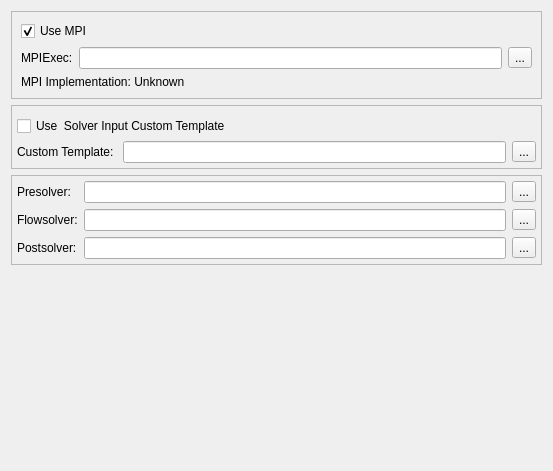
Old version of the form Code/Source/sv4gui/Plugins/org.sv.gui.qt.simulation/sv4gui_SimulationPreferencePage.ui in the repository SimVascular/SimVascular.
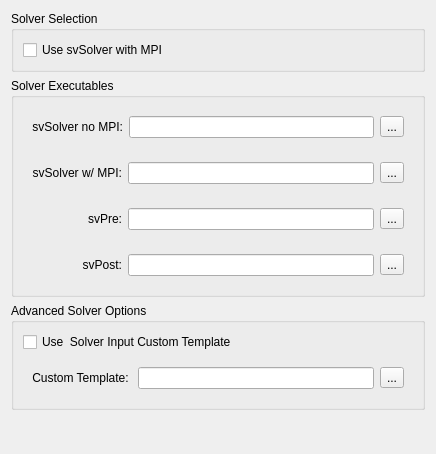
New version of the form.

Commit message: DEV: reordered simulation preference page

The edit to the form file:
```diff
--- a/Code/Source/sv4gui/Plugins/org.sv.gui.qt.simulation/sv4gui_SimulationPreferencePage.ui
+++ b/Code/Source/sv4gui/Plugins/org.sv.gui.qt.simulation/sv4gui_SimulationPreferencePage.ui
@@ -6,8 +6,8 @@
    <rect>
     <x>0</x>
     <y>0</y>
-    <width>553</width>
-    <height>471</height>
+    <width>436</width>
+    <height>454</height>
    </rect>
   </property>
   <property name="windowTitle">
@@ -15,184 +15,194 @@
   </property>
   <layout class="QVBoxLayout" name="verticalLayout_3">
    <item>
-    <widget class="QFrame" name="frame">
-     <property name="frameShape">
-      <enum>QFrame::StyledPanel</enum>
+    <widget class="QGroupBox" name="groupBox">
+     <property name="title">
+      <string>Solver Selection</string>
      </property>
-     <property name="frameShadow">
-      <enum>QFrame::Raised</enum>
-     </property>
-     <layout class="QVBoxLayout" name="verticalLayout">
+     <layout class="QVBoxLayout" name="verticalLayout_5">
       <item>
-       <widget class="QWidget" name="widget_3" native="true">
-        <layout class="QHBoxLayout" name="horizontalLayout_2">
-         <property name="leftMargin">
-          <number>0</number>
-         </property>
-         <property name="topMargin">
-          <number>0</number>
-         </property>
-         <property name="rightMargin">
-          <number>0</number>
-         </property>
-         <property name="bottomMargin">
-          <number>0</number>
-         </property>
-         <item>
-          <widget class="QCheckBox" name="checkBoxUseMPI">
-           <property name="text">
-            <string>Use MPI   </string>
-           </property>
-           <property name="checked">
-            <bool>true</bool>
-           </property>
-          </widget>
-         </item>
-        </layout>
+       <widget class="QCheckBox" name="useMPIsvSolver">
+        <property name="text">
+         <string>Use svSolver with MPI</string>
+        </property>
        </widget>
       </item>
+     </layout>
+    </widget>
+   </item>
+   <item>
+    <widget class="QGroupBox" name="groupBox_2">
+     <property name="title">
+      <string>Solver Executables</string>
+     </property>
+     <layout class="QVBoxLayout" name="verticalLayout_4">
       <item>
-       <widget class="QWidget" name="widget_6" native="true">
-        <layout class="QGridLayout" name="gridLayout_5">
-         <property name="leftMargin">
-          <number>0</number>
-         </property>
-         <property name="topMargin">
-          <number>0</number>
-         </property>
-         <property name="rightMargin">
-          <number>0</number>
-         </property>
-         <property name="bottomMargin">
-          <number>0</number>
-         </property>
-         <item row="1" column="0">
+       <widget class="QFrame" name="frame_7">
+        <layout class="QHBoxLayout" name="horizontalLayout_5">
+         <item>
           <widget class="QLabel" name="label_5">
+           <property name="minimumSize">
+            <size>
+             <width>90</width>
+             <height>0</height>
+            </size>
+           </property>
            <property name="text">
-            <string>MPIExec:</string>
+            <string>svSolver no MPI:</string>
            </property>
+           <property name="alignment">
+            <set>Qt::AlignRight|Qt::AlignTrailing|Qt::AlignVCenter</set>
+           </property>
           </widget>
          </item>
-         <item row="1" column="2">
-          <widget class="QToolButton" name="toolButtonMPIExec">
+         <item>
+          <widget class="QLineEdit" name="lineEditFlowsolverNOMPIPath"/>
+         </item>
+         <item>
+          <widget class="QToolButton" name="toolButtonFlowsolverNOMPI">
            <property name="text">
             <string>...</string>
            </property>
           </widget>
          </item>
-         <item row="1" column="1">
-          <widget class="QLineEdit" name="lineEditMPIExecPath">
+        </layout>
+       </widget>
+      </item>
+      <item>
+       <widget class="QFrame" name="frame_5">
+        <layout class="QHBoxLayout" name="horizontalLayout_3">
+         <item>
+          <widget class="QLabel" name="label_2">
+           <property name="minimumSize">
+            <size>
+             <width>90</width>
+             <height>0</height>
+            </size>
+           </property>
            <property name="text">
-            <string/>
+            <string>svSolver w/ MPI:</string>
            </property>
+           <property name="alignment">
+            <set>Qt::AlignRight|Qt::AlignTrailing|Qt::AlignVCenter</set>
+           </property>
           </widget>
          </item>
+         <item>
+          <widget class="QLineEdit" name="lineEditFlowsolverPath"/>
+         </item>
+         <item>
+          <widget class="QToolButton" name="toolButtonFlowsolver">
+           <property name="text">
+            <string>...</string>
+           </property>
+          </widget>
+         </item>
         </layout>
        </widget>
       </item>
       <item>
-       <widget class="QLabel" name="labelMPIImplementation">
-        <property name="text">
-         <string>MPI Implementation: Unknown</string>
-        </property>
+       <widget class="QFrame" name="frame_2">
+        <layout class="QHBoxLayout" name="horizontalLayout_2">
+         <item>
+          <widget class="QLabel" name="label">
+           <property name="minimumSize">
+            <size>
+             <width>90</width>
+             <height>0</height>
+            </size>
+           </property>
+           <property name="text">
+            <string>svPre:</string>
+           </property>
+           <property name="alignment">
+            <set>Qt::AlignRight|Qt::AlignTrailing|Qt::AlignVCenter</set>
+           </property>
+          </widget>
+         </item>
+         <item>
+          <widget class="QLineEdit" name="lineEditPresolverPath"/>
+         </item>
+         <item>
+          <widget class="QToolButton" name="toolButtonPresolver">
+           <property name="text">
+            <string>...</string>
+           </property>
+          </widget>
+         </item>
+        </layout>
+       </widget>
+      </item>
+      <item>
+       <widget class="QFrame" name="frame_6">
+        <layout class="QHBoxLayout" name="horizontalLayout_4">
+         <item>
+          <widget class="QLabel" name="label_3">
+           <property name="minimumSize">
+            <size>
+             <width>90</width>
+             <height>0</height>
+            </size>
+           </property>
+           <property name="text">
+            <string>svPost:</string>
+           </property>
+           <property name="alignment">
+            <set>Qt::AlignRight|Qt::AlignTrailing|Qt::AlignVCenter</set>
+           </property>
+          </widget>
+         </item>
+         <item>
+          <widget class="QLineEdit" name="lineEditPostsolverPath"/>
+         </item>
+         <item>
+          <widget class="QToolButton" name="toolButtonPostsolver">
+           <property name="text">
+            <string>...</string>
+           </property>
+          </widget>
+         </item>
+        </layout>
        </widget>
       </item>
      </layout>
     </widget>
    </item>
    <item>
-    <widget class="QFrame" name="frame_4">
-     <property name="frameShape">
-      <enum>QFrame::StyledPanel</enum>
+    <widget class="QGroupBox" name="groupBox_3">
+     <property name="title">
+      <string>Advanced Solver Options</string>
      </property>
-     <property name="frameShadow">
-      <enum>QFrame::Raised</enum>
-     </property>
-     <layout class="QVBoxLayout" name="verticalLayout_2">
-      <property name="spacing">
-       <number>5</number>
-      </property>
-      <property name="leftMargin">
-       <number>5</number>
-      </property>
-      <property name="topMargin">
-       <number>5</number>
-      </property>
-      <property name="rightMargin">
-       <number>5</number>
-      </property>
-      <property name="bottomMargin">
-       <number>5</number>
-      </property>
+     <layout class="QVBoxLayout" name="verticalLayout">
       <item>
-       <widget class="QWidget" name="widget_2" native="true">
-        <layout class="QGridLayout" name="gridLayout_3">
-         <property name="leftMargin">
-          <number>0</number>
-         </property>
-         <property name="topMargin">
-          <number>0</number>
-         </property>
-         <property name="rightMargin">
-          <number>0</number>
-         </property>
-         <property name="bottomMargin">
-          <number>0</number>
-         </property>
-        </layout>
+       <widget class="QCheckBox" name="checkBoxUseCustom">
+        <property name="text">
+         <string>Use  Solver Input Custom Template</string>
+        </property>
        </widget>
       </item>
       <item>
-       <widget class="QWidget" name="widget" native="true">
-        <layout class="QHBoxLayout" name="horizontalLayout">
-         <property name="leftMargin">
-          <number>0</number>
-         </property>
-         <property name="topMargin">
-          <number>0</number>
-         </property>
-         <property name="rightMargin">
-          <number>0</number>
-         </property>
-         <property name="bottomMargin">
-          <number>0</number>
-         </property>
+       <widget class="QFrame" name="frame">
+        <layout class="QHBoxLayout" name="horizontalLayout_6">
          <item>
-          <widget class="QCheckBox" name="checkBoxUseCustom">
-           <property name="text">
-            <string>Use  Solver Input Custom Template</string>
-           </property>
-          </widget>
-         </item>
-        </layout>
-       </widget>
-      </item>
-      <item>
-       <widget class="QWidget" name="widget_5" native="true">
-        <layout class="QGridLayout" name="gridLayout_4">
-         <property name="leftMargin">
-          <number>0</number>
-         </property>
-         <property name="topMargin">
-          <number>0</number>
-         </property>
-         <property name="rightMargin">
-          <number>0</number>
-         </property>
-         <property name="bottomMargin">
-          <number>0</number>
-         </property>
-         <item row="1" column="1">
-          <widget class="QLineEdit" name="lineEditCustomTemplatePath"/>
-         </item>
-         <item row="1" column="0">
           <widget class="QLabel" name="label_4">
+           <property name="minimumSize">
+            <size>
+             <width>90</width>
+             <height>0</height>
+            </size>
+           </property>
            <property name="text">
             <string>Custom Template: </string>
            </property>
+           <property name="alignment">
+            <set>Qt::AlignRight|Qt::AlignTrailing|Qt::AlignVCenter</set>
+           </property>
           </widget>
          </item>
-         <item row="1" column="2">
+         <item>
+          <widget class="QLineEdit" name="lineEditCustomTemplatePath"/>
+         </item>
+         <item>
           <widget class="QToolButton" name="toolButtonCustomTemplate">
            <property name="text">
             <string>...</string>
@@ -205,81 +215,6 @@
      </layout>
     </widget>
    </item>
-   <item>
-    <widget class="QFrame" name="frame_3">
-     <property name="frameShape">
-      <enum>QFrame::StyledPanel</enum>
-     </property>
-     <property name="frameShadow">
-      <enum>QFrame::Raised</enum>
-     </property>
-     <layout class="QGridLayout" name="gridLayout_2">
-      <property name="leftMargin">
-       <number>5</number>
-      </property>
-      <property name="topMargin">
-       <number>5</number>
-      </property>
-      <property name="rightMargin">
-       <number>5</number>
-      </property>
-      <property name="bottomMargin">
-       <number>5</number>
-      </property>
-      <item row="1" column="2">
-       <widget class="QToolButton" name="toolButtonFlowsolver">
-        <property name="text">
-         <string>...</string>
-        </property>
-       </widget>
-      </item>
-      <item row="1" column="1">
-       <widget class="QLineEdit" name="lineEditFlowsolverPath"/>
-      </item>
-      <item row="2" column="1">
-       <widget class="QLineEdit" name="lineEditPostsolverPath"/>
-      </item>
-      <item row="2" column="2">
-       <widget class="QToolButton" name="toolButtonPostsolver">
-        <property name="text">
-         <string>...</string>
-        </property>
-       </widget>
-      </item>
-      <item row="2" column="0">
-       <widget class="QLabel" name="label_3">
-        <property name="text">
-         <string>Postsolver:</string>
-        </property>
-       </widget>
-      </item>
-      <item row="1" column="0">
-       <widget class="QLabel" name="label_2">
-        <property name="text">
-         <string>Flowsolver:</string>
-        </property>
-       </widget>
-      </item>
-      <item row="0" column="0">
-       <widget class="QLabel" name="label">
-        <property name="text">
-         <string>Presolver:</string>
-        </property>
-       </widget>
-      </item>
-      <item row="0" column="1">
-       <widget class="QLineEdit" name="lineEditPresolverPath"/>
-      </item>
-      <item row="0" column="2">
-       <widget class="QToolButton" name="toolButtonPresolver">
-        <property name="text">
-         <string>...</string>
-        </property>
-       </widget>
-      </item>
-     </layout>
-    </widget>
-   </item>
    <item>
     <spacer name="verticalSpacer">
      <property name="orientation">
```
The commit also changes 2 other files.
